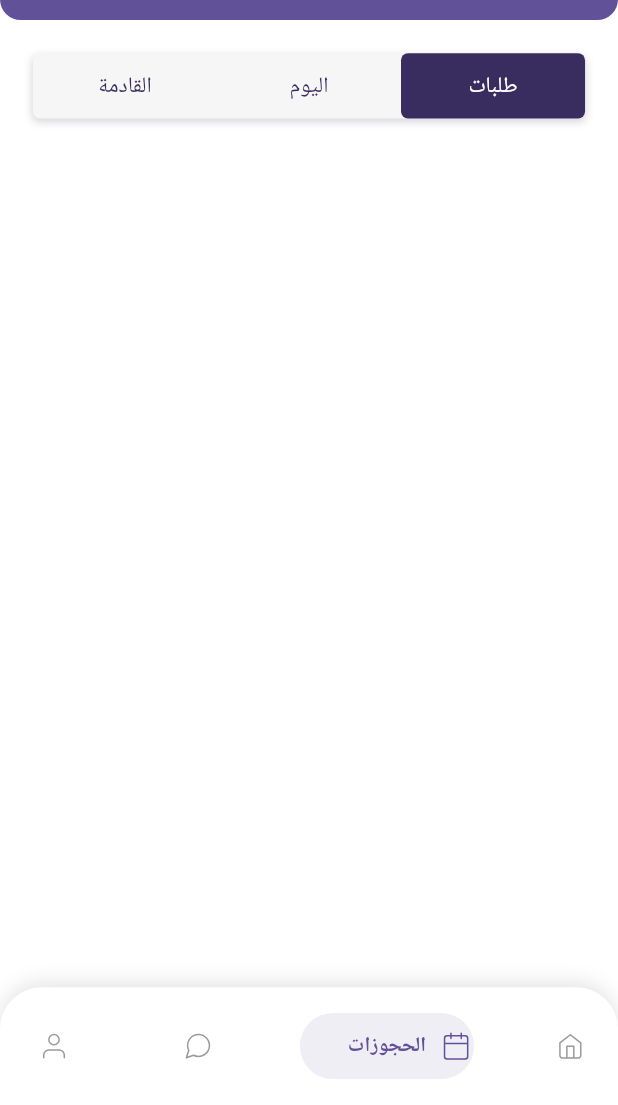
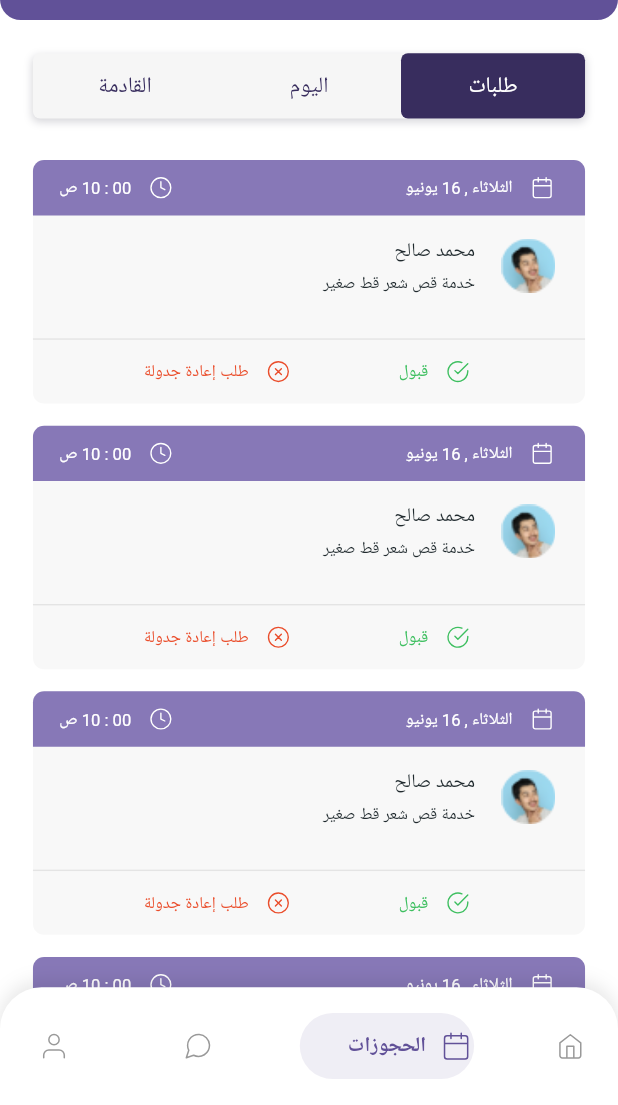
Before and after one commit to MostafaBastawy/Task_Badr, a Flutter app: the screen it shows after launch, item 2 of the bottom bar chosen, on a phone screen of 412 x 824 dp, the part 131-1236 px from its top. Run offline on Flutter 3.47's test engine with Material 2 defaults, Android fonts, the phone set to English and light mode, and no system bars; drawn by our look-alikes of salomon_bottom_bar; our stand-ins replace easy_localization, flutter_bloc, flutter_screenutil, flutter_svg, flutter_switch; generated files the repository leaves out were written again; Roboto replaces fonts that are missing (Alexandria).

Commit message:
booking screen finished

```diff
--- a/lib/modules/booking_screen/booking_screen.dart
+++ b/lib/modules/booking_screen/booking_screen.dart
@@ -1,6 +1,7 @@
 import 'package:flutter/material.dart';
 import 'package:flutter_screenutil/flutter_screenutil.dart';
 import 'package:task_badr/modules/booking_screen/widgets/booking_app_bar.dart';
+import 'package:task_badr/modules/booking_screen/widgets/booking_item.dart';
 import 'package:task_badr/modules/booking_screen/widgets/booking_tabs.dart';
 
 class BookingScreen extends StatelessWidget {
@@ -13,7 +14,19 @@ class BookingScreen extends StatelessWidget {
         const BookingAppBar(),
         SizedBox(height: 24.h),
         const BookingTabs(),
-        SizedBox(height: 16.h),
+        SizedBox(height: 10.h),
+        Expanded(
+          child: ListView.separated(
+            shrinkWrap: true,
+            padding: EdgeInsets.symmetric(horizontal: 20.w, vertical: 20.h),
+            itemBuilder: (BuildContext context, int index) =>
+                const BookingItem(),
+            separatorBuilder: (BuildContext context, int index) =>
+                SizedBox(height: 16.h),
+            itemCount: 10,
+          ),
+        ),
+        SizedBox(height: 80.h),
       ],
     );
   }
--- /dev/null
+++ b/lib/modules/booking_screen/widgets/booking_item.dart
@@ -0,0 +1,148 @@
+import 'package:flutter/material.dart';
+import 'package:flutter_screenutil/flutter_screenutil.dart';
+import 'package:flutter_svg/flutter_svg.dart';
+import 'package:task_badr/utilis/styles/colors_manager.dart';
+
+class BookingItem extends StatelessWidget {
+  const BookingItem({Key? key}) : super(key: key);
+
+  @override
+  Widget build(BuildContext context) {
+    return Container(
+      width: 335.w,
+      decoration: BoxDecoration(
+        color: ColorsManager.fF8F8F8,
+        borderRadius: BorderRadius.circular(8.r),
+      ),
+      child: Column(
+        children: [
+          Container(
+            padding: EdgeInsets.symmetric(vertical: 10.h, horizontal: 16.w),
+            width: 335.w,
+            decoration: BoxDecoration(
+              color: ColorsManager.f8778B7,
+              borderRadius: BorderRadius.only(
+                topLeft: Radius.circular(8.r),
+                topRight: Radius.circular(8.r),
+              ),
+            ),
+            child: Row(
+              children: [
+                SvgPicture.asset(
+                  'assets/images/home_screen/calendar.svg',
+                  width: 20.w,
+                  height: 20.h,
+                ),
+                SizedBox(width: 8.w),
+                Text(
+                  'الثلاثاء , 16 يونيو',
+                  style: TextStyle(
+                    color: ColorsManager.fffffff,
+                    fontSize: 12.sp,
+                    fontWeight: FontWeight.w400,
+                  ),
+                ),
+                const Spacer(),
+                SvgPicture.asset(
+                  'assets/images/home_screen/clock.svg',
+                  width: 20.w,
+                  height: 20.h,
+                ),
+                SizedBox(width: 8.w),
+                Text(
+                  '00 : 10 ص',
+                  style: TextStyle(
+                    color: ColorsManager.fffffff,
+                    fontSize: 12.sp,
+                    fontWeight: FontWeight.w400,
+                  ),
+                ),
+              ],
+            ),
+          ),
+          SizedBox(height: 16.h),
+          Row(
+            mainAxisAlignment: MainAxisAlignment.start,
+            crossAxisAlignment: CrossAxisAlignment.center,
+            children: [
+              SizedBox(width: 18.w),
+              Image.asset(
+                'assets/images/home_screen/profile1.png',
+                fit: BoxFit.fill,
+                width: 36,
+                height: 36,
+              ),
+              SizedBox(width: 16.w),
+              Column(
+                mainAxisAlignment: MainAxisAlignment.center,
+                crossAxisAlignment: CrossAxisAlignment.start,
+                children: [
+                  Text(
+                    'محمد صالح',
+                    style: TextStyle(
+                      color: ColorsManager.f202A2E,
+                      fontSize: 14.sp,
+                      fontWeight: FontWeight.w400,
+                    ),
+                  ),
+                  SizedBox(height: 5.h),
+                  Text(
+                    'خدمة قص شعر قط صغير',
+                    style: TextStyle(
+                      color: ColorsManager.f202A2E,
+                      fontSize: 12.sp,
+                      fontWeight: FontWeight.w300,
+                    ),
+                  ),
+                ],
+              ),
+            ],
+          ),
+          SizedBox(height: 32.h),
+          Container(
+            width: 335.w,
+            height: 1.h,
+            color: ColorsManager.fE4E4E4,
+          ),
+          SizedBox(height: 13.h),
+          Row(
+            mainAxisAlignment: MainAxisAlignment.center,
+            crossAxisAlignment: CrossAxisAlignment.center,
+            children: [
+              SvgPicture.asset(
+                'assets/images/home_screen/accept.svg',
+                width: 20.w,
+                height: 20.h,
+              ),
+              SizedBox(width: 8.w),
+              Text(
+                'قبول',
+                style: TextStyle(
+                  color: ColorsManager.f3EBF60,
+                  fontSize: 12.sp,
+                  fontWeight: FontWeight.w400,
+                ),
+              ),
+              SizedBox(width: 63.w),
+              SvgPicture.asset(
+                'assets/images/home_screen/reject.svg',
+                width: 20.w,
+                height: 20.h,
+              ),
+              SizedBox(width: 8.w),
+              Text(
+                'طلب إعادة جدولة',
+                style: TextStyle(
+                  color: ColorsManager.fEA4E2C,
+                  fontSize: 12.sp,
+                  fontWeight: FontWeight.w400,
+                ),
+              ),
+            ],
+          ),
+          SizedBox(height: 13.h),
+        ],
+      ),
+    );
+  }
+}
```
